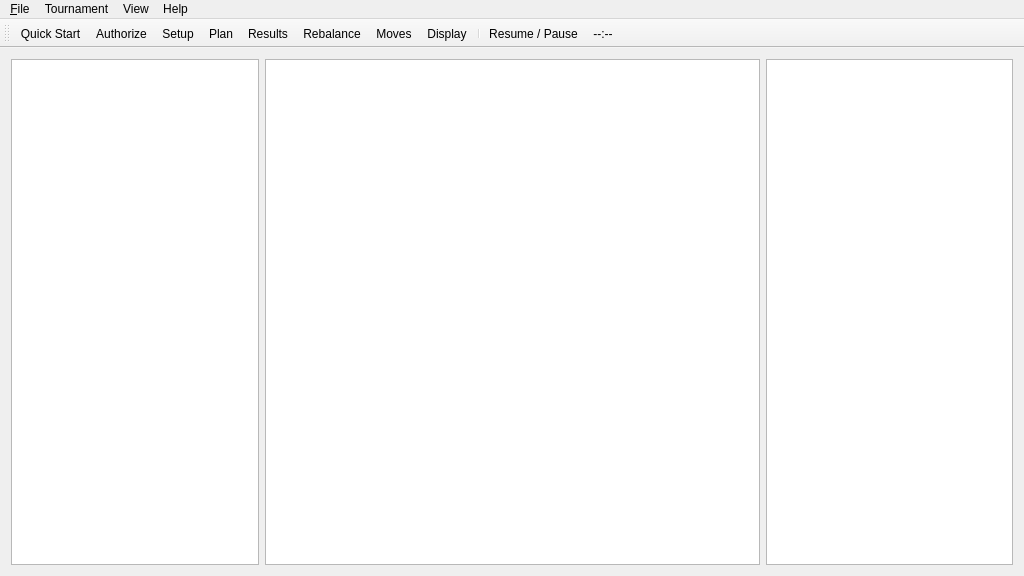
First picture: the form in TBQt/TBBuddyMainWindow.ui, repository ryandrake08/td, before the edit.
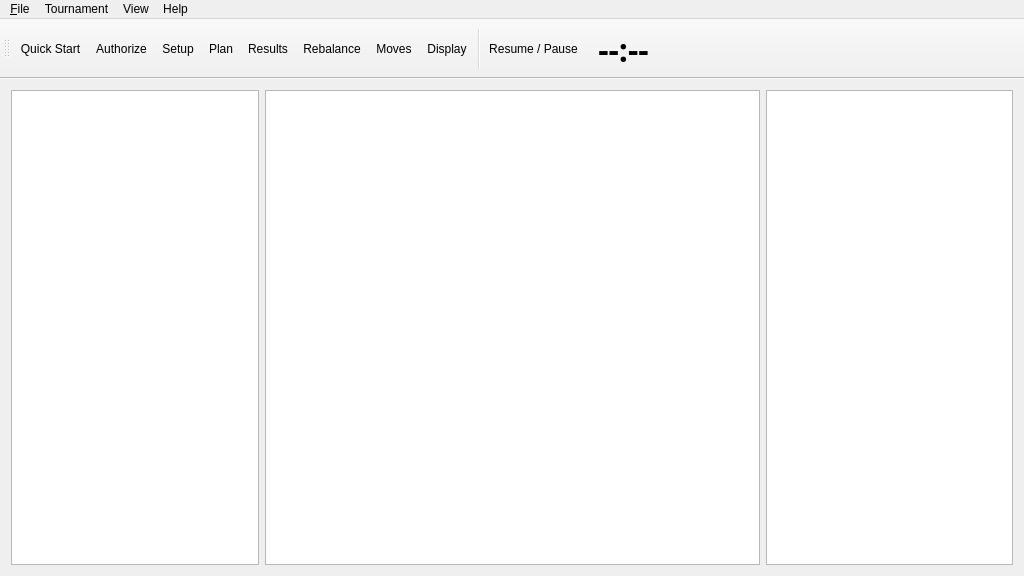
Second picture: the form after the edit. Icons and pictures are not drawn.

Commit message: Add scalable labels for tournament display

```diff
--- a/TBQt/TBBuddyMainWindow.ui
+++ b/TBQt/TBBuddyMainWindow.ui
@@ -412,6 +412,13 @@
    <property name="toolTip">
     <string>Tournament clock</string>
    </property>
+   <property name="font">
+    <font>
+     <family>IBM Plex Sans</family>
+     <pointsize>24</pointsize>
+     <bold>true</bold>
+    </font>
+   </property>
   </action>
   <action name="actionShowHideSeatingChart">
    <property name="text">
```
Left out of the diff: 8 changed lines with no effect on the pictures. The commit also changes 7 other files.
